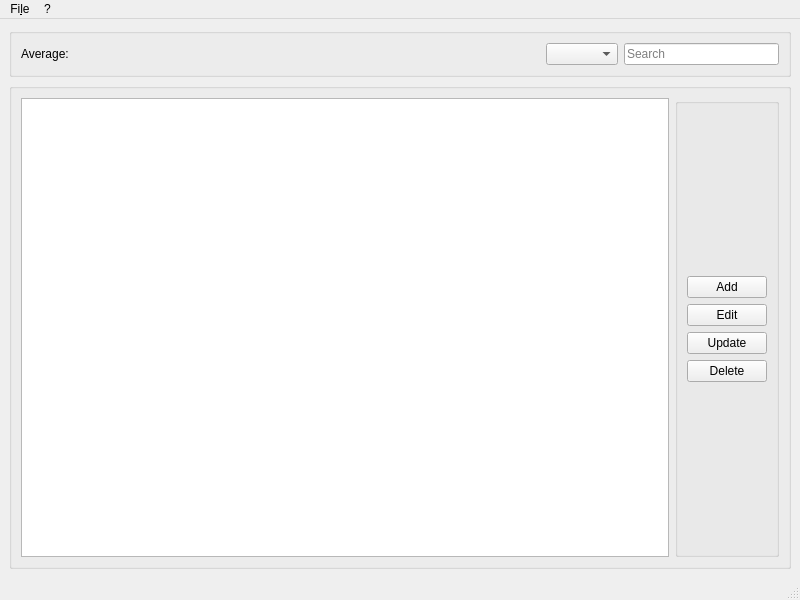
ice-bit/registro, file registro.ui: the form before one commit.
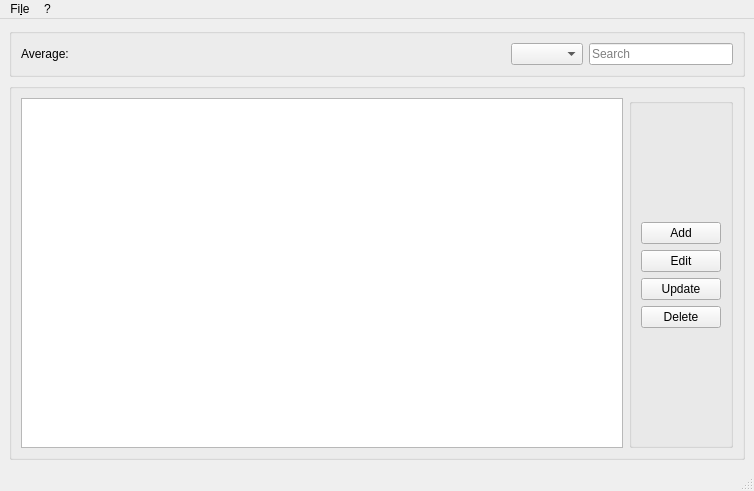
The form after the commit.

Commit message: Added dbInit UI and updated table creation query

```diff
--- a/registro.ui
+++ b/registro.ui
@@ -6,8 +6,8 @@
    <rect>
     <x>0</x>
     <y>0</y>
-    <width>800</width>
-    <height>600</height>
+    <width>754</width>
+    <height>491</height>
    </rect>
   </property>
   <property name="windowTitle">
@@ -166,7 +166,7 @@
     <rect>
      <x>0</x>
      <y>0</y>
-     <width>800</width>
+     <width>754</width>
      <height>30</height>
     </rect>
    </property>
```
Left out of the diff: 4 changed lines with no effect on the pictures. The commit also changes 7 other files.
